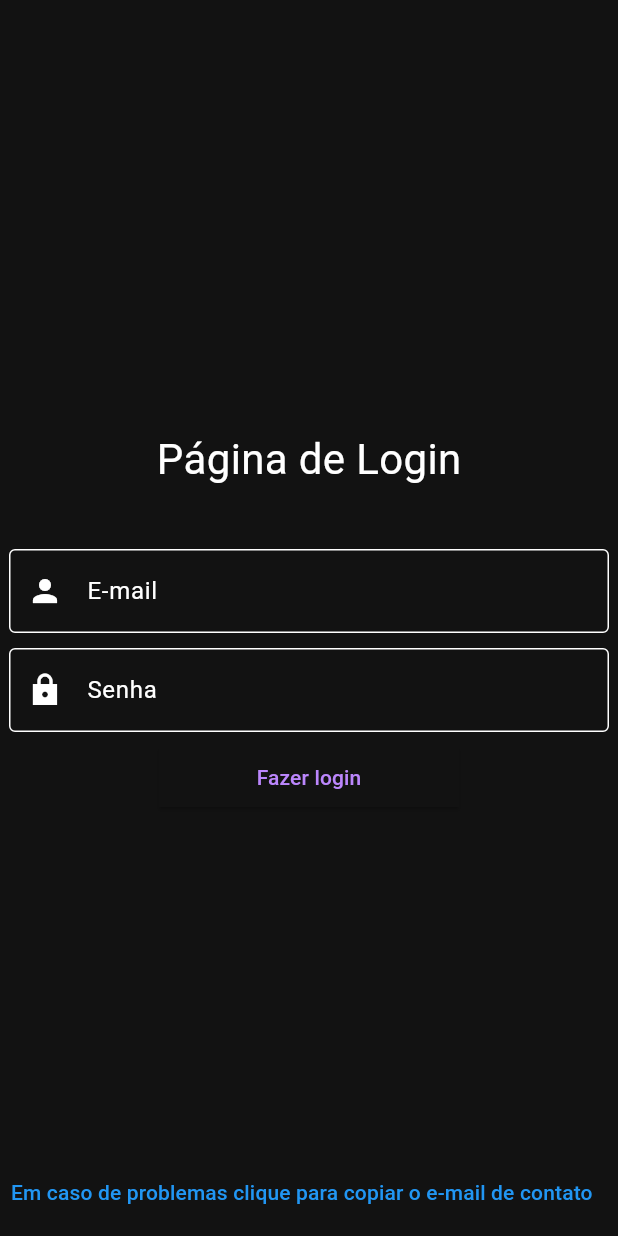
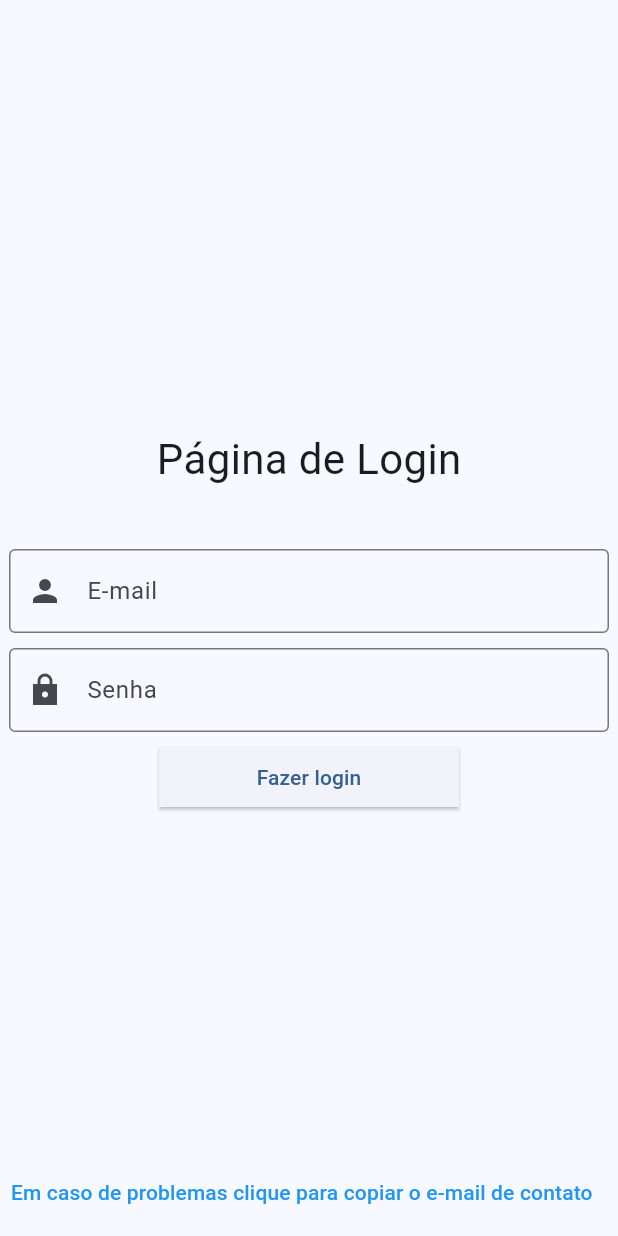
Before and after one commit to hellawandro/trabalho-thomaz, a Flutter app: the screen it shows after launch, on a phone screen of 412 x 824 dp. Run offline on Flutter 3.47's test engine with Material 3 defaults, Android fonts, the phone set to English and light mode, and no system bars; our stand-ins replace cloud_firestore, firebase_auth, firebase_core; accounts and stored records are empty; statements that could not run were skipped.

Commit message:
Tema é escolhido com base no sistema

```diff
--- a/lib/main.dart
+++ b/lib/main.dart
@@ -19,13 +19,22 @@ class MyApp extends StatelessWidget {
 
   @override
   Widget build(BuildContext context) {
+
+    ThemeData temaClaro = ThemeData(
+      colorScheme: ColorScheme.fromSeed(seedColor: Colors.blue),
+      primarySwatch: Colors.blue,
+      visualDensity: VisualDensity.adaptivePlatformDensity,
+    );
+    ThemeData temaEscuro = ThemeData(
+      colorScheme: ColorScheme.dark(primary: Colors.blue),
+      primarySwatch: Colors.blue,
+      visualDensity: VisualDensity.adaptivePlatformDensity,
+    );
     return MaterialApp(
       title: 'Tarefas',
-      theme: ThemeData(
-        colorScheme: ColorScheme.dark(),
-        primarySwatch: Colors.blue,
-        visualDensity: VisualDensity.adaptivePlatformDensity,
-      ),
+      theme: temaClaro,
+      darkTheme: temaEscuro,
+      themeMode: ThemeMode.system,
       home: const AuthCheck(),
       debugShowCheckedModeBanner: false,
     );
```
